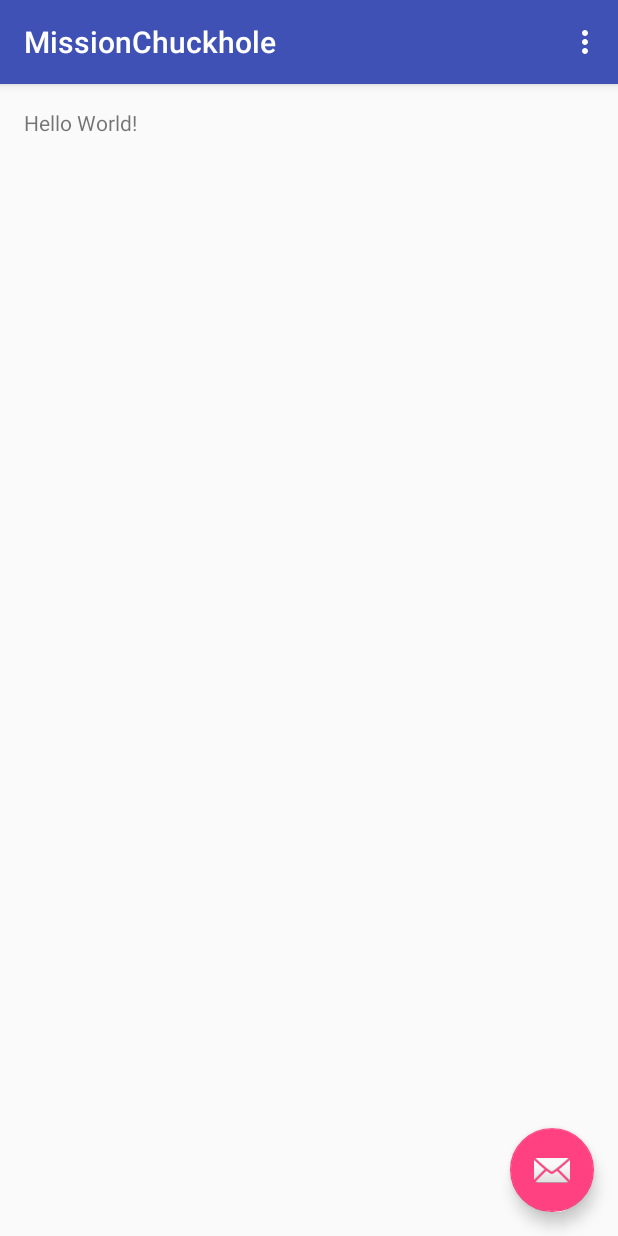
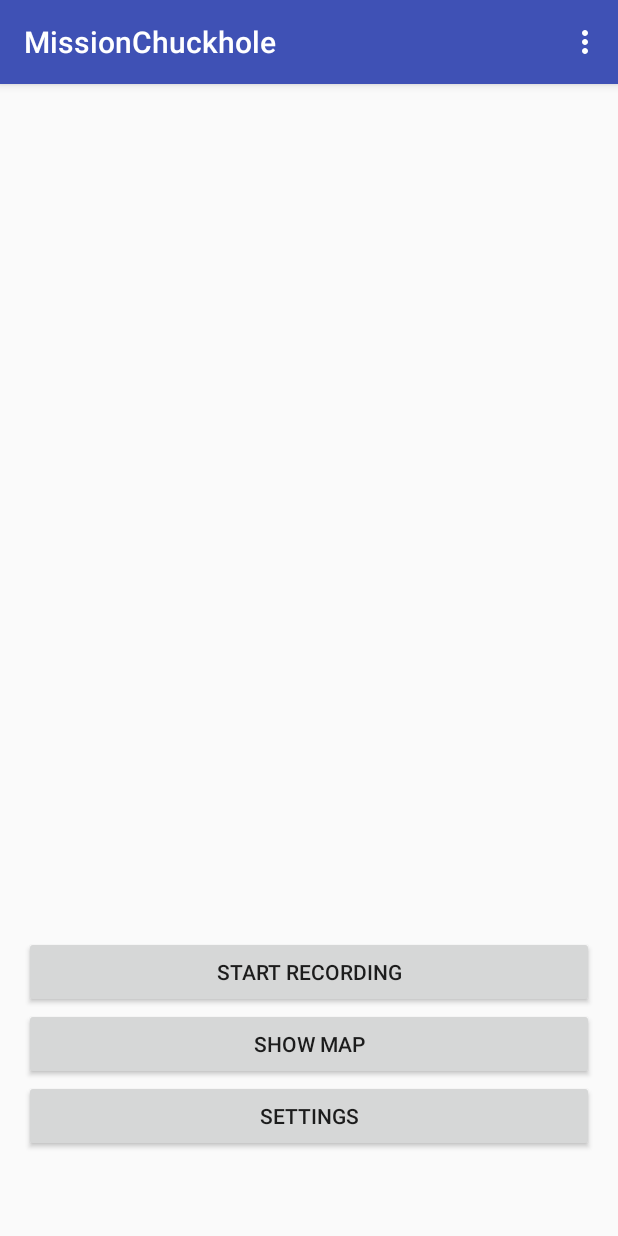
Before and after one commit to gitarreiro/pami, an Android app: the screen it shows after launch (MainActivity), on a phone screen of 412 x 824 dp. Run offline under Robolectric (Android 15) with nearby library versions, the phone set to English and light mode, and no system bars.

Commit message:
prepared some basic structure

```diff
--- a/mainapp/MissionChuckhole/app/src/main/java/mainapp/mimomusic/de/missionchuckhole/MainActivity.java
+++ b/mainapp/MissionChuckhole/app/src/main/java/mainapp/mimomusic/de/missionchuckhole/activity/MainActivity.java
@@ -1,4 +1,4 @@
-package mainapp.mimomusic.de.missionchuckhole;
+package mainapp.mimomusic.de.missionchuckhole.activity;
 
 import android.os.Bundle;
 import android.support.design.widget.FloatingActionButton;
@@ -8,6 +8,12 @@ import android.support.v7.widget.Toolbar;
 import android.view.View;
 import android.view.Menu;
 import android.view.MenuItem;
+import android.widget.Button;
+
+import mainapp.mimomusic.de.missionchuckhole.R;
+import mainapp.mimomusic.de.missionchuckhole.listener.RecordButtonListener;
+import mainapp.mimomusic.de.missionchuckhole.listener.SettingsButtonListener;
+import mainapp.mimomusic.de.missionchuckhole.listener.ShowMapButtonListener;
 
 public class MainActivity extends AppCompatActivity {
 
@@ -18,16 +24,21 @@ public class MainActivity extends AppCompatActivity {
         Toolbar toolbar = (Toolbar) findViewById(R.id.toolbar);
         setSupportActionBar(toolbar);
 
-        FloatingActionButton fab = (FloatingActionButton) findViewById(R.id.fab);
-        fab.setOnClickListener(new View.OnClickListener() {
-            @Override
-            public void onClick(View view) {
-                Snackbar.make(view, "Replace with your own action", Snackbar.LENGTH_LONG)
-                        .setAction("Action", null).show();
-            }
-        });
-        //test
+
+        init();
+
+
     }
+
+    private void init() {
+        Button btnRecord = (Button) findViewById(R.id.button_record);
+        btnRecord.setOnClickListener(new RecordButtonListener());
+        Button btnShowMap = (Button) findViewById(R.id.button_showmap);
+        btnShowMap.setOnClickListener(new ShowMapButtonListener(this));
+        Button btnSettings = (Button) findViewById(R.id.button_settings);
+        btnSettings.setOnClickListener(new SettingsButtonListener(this));
+    }
+
 
     @Override
     public boolean onCreateOptionsMenu(Menu menu) {
--- /dev/null
+++ b/mainapp/MissionChuckhole/app/src/main/java/mainapp/mimomusic/de/missionchuckhole/listener/RecordButtonListener.java
@@ -0,0 +1,18 @@
+package mainapp.mimomusic.de.missionchuckhole.listener;
+
+import android.view.View;
+
+/**
+ * Created by MiMo on 04.06.2016.
+ */
+public class RecordButtonListener implements View.OnClickListener{
+
+    public RecordButtonListener() {
+
+    }
+
+    @Override
+    public void onClick(View v) {
+        // start recording
+    }
+}
--- /dev/null
+++ b/mainapp/MissionChuckhole/app/src/main/java/mainapp/mimomusic/de/missionchuckhole/listener/SettingsButtonListener.java
@@ -0,0 +1,25 @@
+package mainapp.mimomusic.de.missionchuckhole.listener;
+
+import android.content.Context;
+import android.content.Intent;
+import android.view.View;
+
+import mainapp.mimomusic.de.missionchuckhole.activity.SettingsActivity;
+
+/**
+ * Created by MiMo on 04.06.2016.
+ */
+public class SettingsButtonListener implements View.OnClickListener {
+
+    private Context context;
+
+    public SettingsButtonListener(Context context) {
+        this.context = context;
+    }
+
+    @Override
+    public void onClick(View v) {
+        Intent intent = new Intent(context, SettingsActivity.class);
+        context.startActivity(intent);
+    }
+}
--- /dev/null
+++ b/mainapp/MissionChuckhole/app/src/main/java/mainapp/mimomusic/de/missionchuckhole/listener/ShowMapButtonListener.java
@@ -0,0 +1,25 @@
+package mainapp.mimomusic.de.missionchuckhole.listener;
+
+import android.content.Context;
+import android.content.Intent;
+import android.view.View;
+
+import mainapp.mimomusic.de.missionchuckhole.activity.MapActivity;
+
+/**
+ * Created by MiMo on 04.06.2016.
+ */
+public class ShowMapButtonListener implements View.OnClickListener {
+
+    private Context context;
+
+    public ShowMapButtonListener(Context context) {
+        this.context = context;
+    }
+
+    @Override
+    public void onClick(View v) {
+        Intent intent = new Intent(context, MapActivity.class);
+        context.startActivity(intent);
+    }
+}
--- a/mainapp/MissionChuckhole/app/src/main/res/layout/activity_main.xml
+++ b/mainapp/MissionChuckhole/app/src/main/res/layout/activity_main.xml
@@ -1,25 +1,27 @@
 <?xml version="1.0" encoding="utf-8"?>
-<android.support.design.widget.CoordinatorLayout
-    xmlns:android="http://schemas.android.com/apk/res/android"
+<android.support.design.widget.CoordinatorLayout xmlns:android="http://schemas.android.com/apk/res/android"
     xmlns:app="http://schemas.android.com/apk/res-auto"
-    xmlns:tools="http://schemas.android.com/tools" android:layout_width="match_parent"
-    android:layout_height="match_parent" android:fitsSystemWindows="true"
+    xmlns:tools="http://schemas.android.com/tools"
+    android:layout_width="match_parent"
+    android:layout_height="match_parent"
+    android:fitsSystemWindows="true"
     tools:context=".MainActivity">
 
-    <android.support.design.widget.AppBarLayout android:layout_height="wrap_content"
-        android:layout_width="match_parent" android:theme="@style/AppTheme.AppBarOverlay">
+    <android.support.design.widget.AppBarLayout
+        android:layout_width="match_parent"
+        android:layout_height="wrap_content"
+        android:theme="@style/AppTheme.AppBarOverlay">
 
-        <android.support.v7.widget.Toolbar android:id="@+id/toolbar"
-            android:layout_width="match_parent" android:layout_height="?attr/actionBarSize"
-            android:background="?attr/colorPrimary" app:popupTheme="@style/AppTheme.PopupOverlay" />
+        <android.support.v7.widget.Toolbar
+            android:id="@+id/toolbar"
+            android:title="Mission: Chuckhole"
+            android:layout_width="match_parent"
+            android:layout_height="?attr/actionBarSize"
+            android:background="?attr/colorPrimary"
+            app:popupTheme="@style/AppTheme.PopupOverlay" />
 
     </android.support.design.widget.AppBarLayout>
 
     <include layout="@layout/content_main" />
 
-    <android.support.design.widget.FloatingActionButton android:id="@+id/fab"
-        android:layout_width="wrap_content" android:layout_height="wrap_content"
-        android:layout_gravity="bottom|end" android:layout_margin="@dimen/fab_margin"
-        android:src="@android:drawable/ic_dialog_email" />
-
 </android.support.design.widget.CoordinatorLayout>
--- /dev/null
+++ b/mainapp/MissionChuckhole/app/src/main/res/layout/activity_map.xml
@@ -0,0 +1,6 @@
+<?xml version="1.0" encoding="utf-8"?>
+<LinearLayout xmlns:android="http://schemas.android.com/apk/res/android"
+    android:orientation="vertical" android:layout_width="match_parent"
+    android:layout_height="match_parent">
+
+</LinearLayout>
--- a/mainapp/MissionChuckhole/app/src/main/res/layout/content_main.xml
+++ b/mainapp/MissionChuckhole/app/src/main/res/layout/content_main.xml
@@ -1,5 +1,5 @@
 <?xml version="1.0" encoding="utf-8"?>
-<RelativeLayout xmlns:android="http://schemas.android.com/apk/res/android"
+    <RelativeLayout xmlns:android="http://schemas.android.com/apk/res/android"
     xmlns:tools="http://schemas.android.com/tools"
     xmlns:app="http://schemas.android.com/apk/res-auto" android:layout_width="match_parent"
     android:layout_height="match_parent" android:paddingLeft="@dimen/activity_horizontal_margin"
@@ -9,6 +9,46 @@
     app:layout_behavior="@string/appbar_scrolling_view_behavior"
     tools:showIn="@layout/activity_main" tools:context=".MainActivity">
 
-    <TextView android:text="Hello World!" android:layout_width="wrap_content"
-        android:layout_height="wrap_content" />
+    <Button
+        android:layout_width="wrap_content"
+        android:layout_height="wrap_content"
+        android:text="Start Recording"
+        android:id="@+id/button_record"
+        android:layout_above="@+id/button_showmap"
+        android:layout_alignParentLeft="true"
+        android:layout_alignParentStart="true"
+        android:layout_alignRight="@+id/button_showmap"
+        android:layout_alignEnd="@+id/button_showmap" />
+
+    <Button
+        android:layout_width="wrap_content"
+        android:layout_height="wrap_content"
+        android:text="Show Map"
+        android:id="@+id/button_showmap"
+        android:layout_above="@+id/button_settings"
+        android:layout_alignParentLeft="true"
+        android:layout_alignParentStart="true"
+        android:layout_alignRight="@+id/space"
+        android:layout_alignEnd="@+id/space" />
+    <Button
+        android:layout_width="wrap_content"
+        android:layout_height="wrap_content"
+        android:text="Settings"
+        android:id="@+id/button_settings"
+        android:layout_above="@+id/space"
+        android:layout_alignParentLeft="true"
+        android:layout_alignParentStart="true"
+        android:layout_alignParentRight="true"
+        android:layout_alignParentEnd="true" />
+
+    <Space
+        android:layout_width="20dp"
+        android:layout_height="40dp"
+        android:layout_alignParentBottom="true"
+        android:layout_alignParentLeft="true"
+        android:layout_alignParentStart="true"
+        android:layout_alignParentRight="true"
+        android:layout_alignParentEnd="true"
+        android:id="@+id/space" />
+
 </RelativeLayout>
--- a/mainapp/MissionChuckhole/app/src/main/res/values/styles.xml
+++ b/mainapp/MissionChuckhole/app/src/main/res/values/styles.xml
@@ -1,7 +1,7 @@
 <resources>
 
     <!-- Base application theme. -->
-    <style name="AppTheme" parent="Theme.AppCompat.Light.DarkActionBar">
+    <style name="AppTheme" parent="Base.Theme.AppCompat.Light.DarkActionBar">
         <!-- Customize your theme here. -->
         <item name="colorPrimary">@color/colorPrimary</item>
         <item name="colorPrimaryDark">@color/colorPrimaryDark</item>
```
Also changed, not shown: mainapp/MissionChuckhole/app/src/main/AndroidManifest.xml (+10 -2 lines), mainapp/MissionChuckhole/app/src/main/java/mainapp/mimomusic/de/missionchuckhole/activity/MapActivity.java (added, +9 -0 lines), mainapp/MissionChuckhole/app/src/main/java/mainapp/mimomusic/de/missionchuckhole/activity/SettingsActivity.java (added, +31 -0 lines), mainapp/MissionChuckhole/app/src/main/res/xml/preferences.xml (added, +12 -0 lines).
